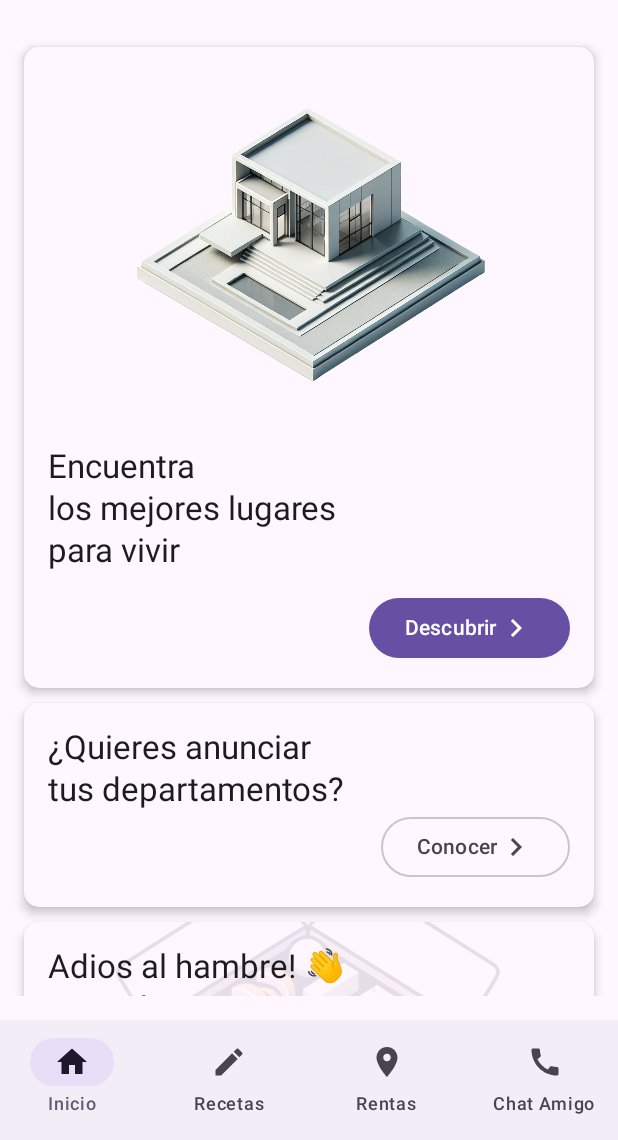
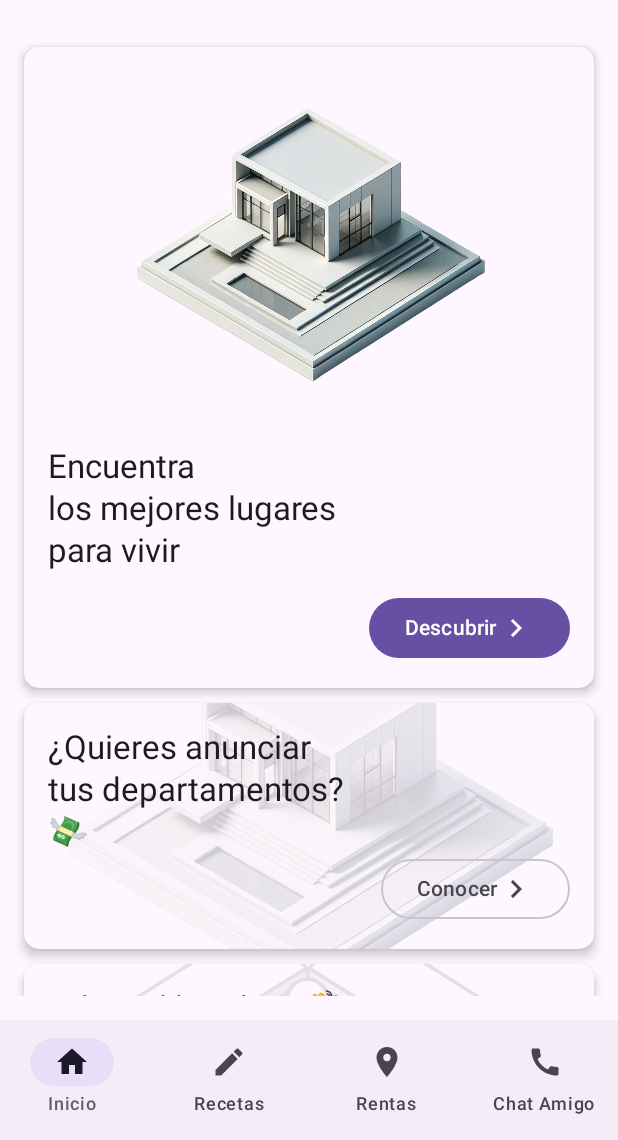
Before and after one commit to Fernando-Leon/utttilife-main, an Android app built with Jetpack Compose: the @Preview function MainScreen, on a phone screen of 412 x 824 dp, the part 96-1236 px from its top. Run offline under Robolectric (Android 15) with nearby library versions, the phone set to English and light mode, and no system bars.

Commit message:
Desing MainScreen v 1.1

```diff
--- a/app/src/main/java/com/example/utttilife/MainActivity.kt
+++ b/app/src/main/java/com/example/utttilife/MainActivity.kt
@@ -10,6 +10,7 @@ import androidx.compose.runtime.Composable
 import androidx.compose.ui.Modifier
 import androidx.compose.ui.tooling.preview.Preview
 import com.example.utttilife.screens.LoginScreen
+import com.example.utttilife.screens.MainScreen
 import com.example.utttilife.screens.RegisterApartamentScreen
 import com.example.utttilife.ui.theme.UtttilifeTheme
 
@@ -24,8 +25,8 @@ class MainActivity : ComponentActivity() {
                     modifier = Modifier.fillMaxSize(),
                     color = MaterialTheme.colorScheme.background
                 ) {
-                    LoginScreen()
-
+                    //LoginScreen()
+                    MainScreen()
                     //RegisterApartamentScreen()
                 }
             }
--- a/app/src/main/java/com/example/utttilife/components/home/CardAddComponent.kt
+++ b/app/src/main/java/com/example/utttilife/components/home/CardAddComponent.kt
@@ -1,5 +1,6 @@
 package com.example.utttilife.components.home
 
+import androidx.compose.foundation.Image
 import androidx.compose.foundation.background
 import androidx.compose.foundation.layout.Box
 import androidx.compose.foundation.layout.Column
@@ -14,8 +15,10 @@ import androidx.compose.material3.Text
 import androidx.compose.runtime.Composable
 import androidx.compose.ui.Alignment
 import androidx.compose.ui.Modifier
+import androidx.compose.ui.draw.alpha
 import androidx.compose.ui.draw.clip
 import androidx.compose.ui.draw.shadow
+import androidx.compose.ui.layout.ContentScale
 import androidx.compose.ui.res.painterResource
 import androidx.compose.ui.unit.dp
 import androidx.navigation.NavController
@@ -30,15 +33,29 @@ fun CardAdd(navController: NavController) {
             .shadow(4.dp, RoundedCornerShape(10.dp))
             .clip(RoundedCornerShape(10.dp))
             .background(MaterialTheme.colorScheme.surface)
-            .padding(16.dp)
+            .padding(start = 16.dp, end = 16.dp)
     ){
-        Column {
+        Image(
+            painter = painterResource(id = R.drawable.house_isometric),
+            contentDescription = null,
+            modifier = Modifier
+                .matchParentSize()
+                .alpha(0.2f),
+            contentScale = ContentScale.Crop
+        )
+        Column(
+            modifier = Modifier.padding(top = 16.dp, bottom = 16.dp)
+        ) {
             Text(
                 text = "¿Quieres anunciar",
                 style = MaterialTheme.typography.titleLarge,
             )
             Text(
                 text = "tus departamentos?",
+                style = MaterialTheme.typography.titleLarge,
+            )
+            Text(
+                text = "💸",
                 style = MaterialTheme.typography.titleLarge,
             )
             Box(
--- a/app/src/main/java/com/example/utttilife/screens/ConsultingScreen.kt
+++ b/app/src/main/java/com/example/utttilife/screens/ConsultingScreen.kt
@@ -18,9 +18,6 @@ import com.example.utttilife.components.friend.ChatViewModel
 import com.example.utttilife.components.friend.MessageView
 import com.example.utttilife.components.friend.UserInput
 import androidx.lifecycle.viewmodel.compose.viewModel
-import com.example.utttilife.components.friend.MessageFriend
-import com.example.utttilife.components.friend.MessageUser
-
 
 @Composable
 fun ConsultingScreen(viewModel: ChatViewModel = viewModel()) {
```
Also changed, not shown: app/src/main/java/com/example/utttilife/components/home/CardConsultingComponent.kt (+24 -4 lines), app/src/main/res/drawable/chat_isometric.webp (added), app/src/main/res/drawable/chat_isometric_2.webp (added), app/src/main/res/drawable/chat_isometric_3.webp (added).
